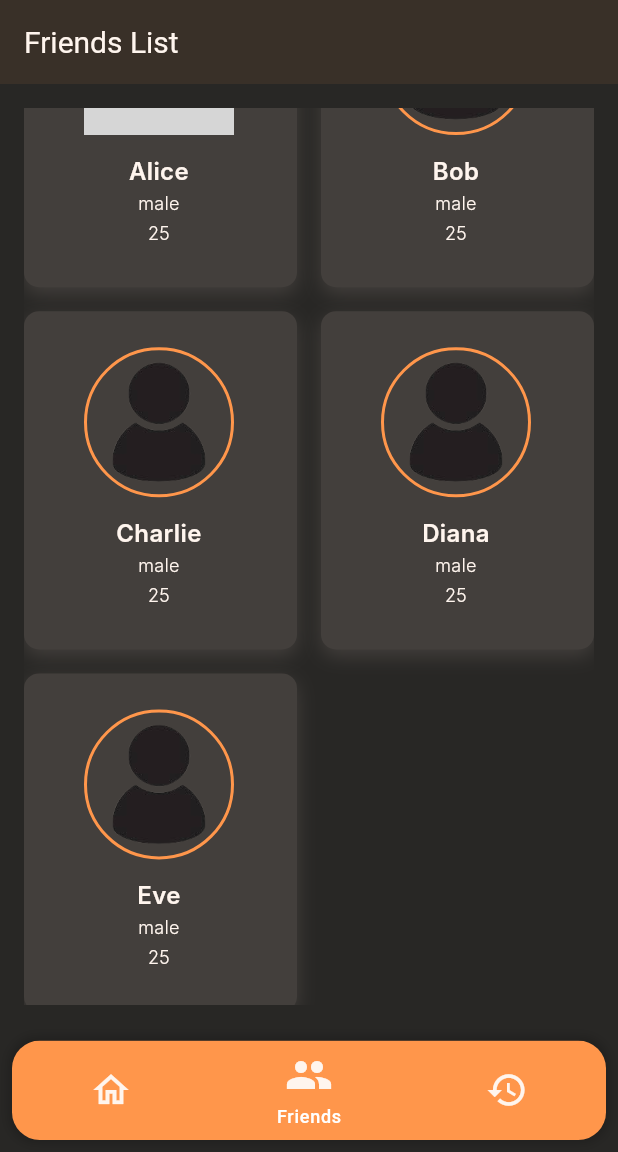
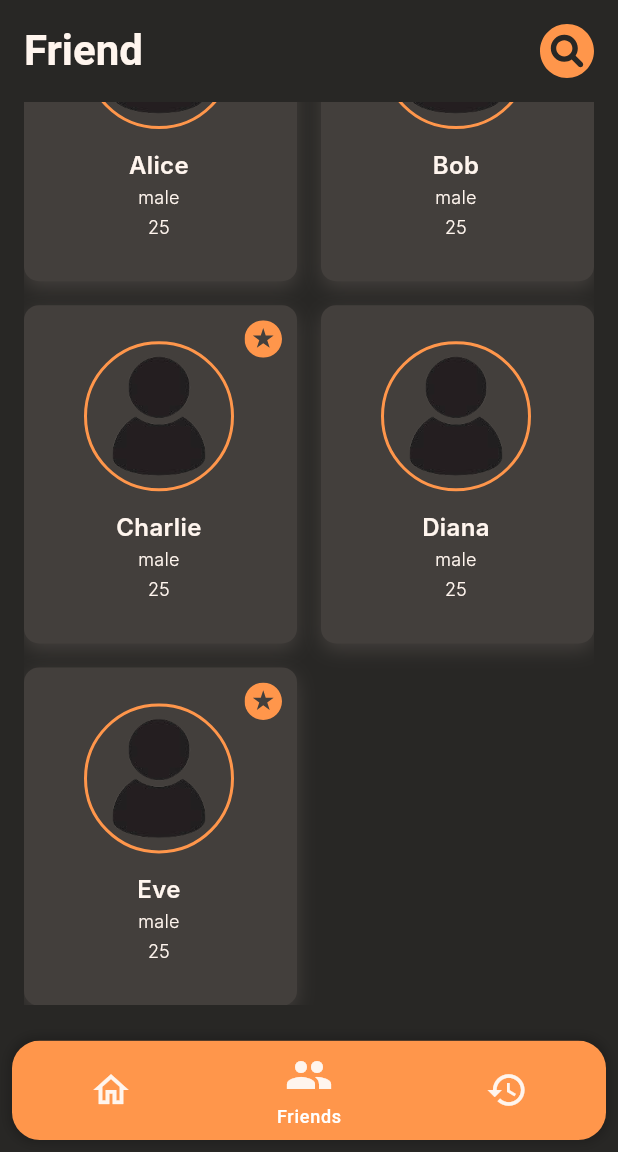
Before and after one commit to Sidd1374/Anonymous_Chat_Application, a Flutter app: the screen it shows after launch, item 2 of the bottom bar chosen, scrolled down 106 dp, on a phone screen of 412 x 824 dp, the part 84-1236 px from its top. Run offline on Flutter 3.47's test engine with Material 3 defaults, Android fonts, the phone set to English and light mode, and no system bars; our stand-ins replace device_preview, firebase_auth, firebase_core, flutter_screenutil, flutter_svg, google_sign_in and 3 more; accounts and stored records are empty; Roboto replaces fonts that are missing (Inter); grey boxes are pictures that could not be loaded.

Commit message:
added erified logo to User In friend list

```diff
--- a/lib/views/home/friends_list.dart
+++ b/lib/views/home/friends_list.dart
@@ -1,4 +1,5 @@
 import 'package:flutter/material.dart';
+import 'package:flutter_svg/flutter_svg.dart';
 import 'package:veil_chat_application/views/chat/chat_area.dart';
 import '../../widgets/user_card.dart' as uc;
 
@@ -7,21 +8,75 @@ class FriendsPage extends StatelessWidget {
 
   @override
   Widget build(BuildContext context) {
-    // Example list of users; replace with your actual user data
     final List<Map<String, String>> users = [
-      {'name': 'Alice', 'image': 'assests/Profile_image.png'},
-      {'name': 'Bob', 'image': 'assets/Profile_image.png'},
-      {'name': 'Charlie', 'image': 'assets/Profile_image.png'},
-      {'name': 'Diana', 'image': 'assets/Profile_image.png'},
-      {'name': 'Eve', 'image': 'assets/Profile_image.png'},
+      {
+        'name': 'Alice',
+        'image': 'assets/Profile_image.png',
+        'isLevel2Verified': 'true',
+        'address': '123 Main St'
+      },
+      {
+        'name': 'Bob',
+        'image': 'assets/Profile_image.png',
+        'isLevel2Verified': 'false',
+        'address': '456 Elm St'
+      },
+      {
+        'name': 'Charlie',
+        'image': 'assets/Profile_image.png',
+        'isLevel2Verified': 'true',
+        'address': '789 Oak St'
+      },
+      {
+        'name': 'Diana',
+        'image': 'assets/Profile_image.png',
+        'isLevel2Verified': 'false',
+        'address': '321 Pine St'
+      },
+      {
+        'name': 'Eve',
+        'image': 'assets/Profile_image.png',
+        'isLevel2Verified': 'true',
+        'address': '654 Maple St'
+      },
     ];
 
-    return Scaffold(
-      appBar: AppBar(
-        title: const Text('Friends List'),
+    return Padding(
+      padding: const EdgeInsets.all(16.0),
+      child: Column(
+        children: [
+          // Row with left-aligned title and right-aligned logo
+          Row(
+            children: [
+              Expanded(
+                child: Text(
+                  "Friend",
+                  style: Theme.of(context).textTheme.titleLarge?.copyWith(
+                        fontWeight: FontWeight.bold,
+                        fontSize: 28,
                       ),
-      body: Padding(
-        padding: const EdgeInsets.all(16.0),
+                ),
+              ),
+
+              GestureDetector(
+                onTap: () {
+                  Navigator.push(
+                    context,
+                    MaterialPageRoute(
+                      builder: (context) => ChatArea(),
+                    ),
+                  );
+                },
+                child: SvgPicture.asset(
+                  "assets/icons/icon_search.svg", // Change this path to your logo
+                  height: 36,
+                  width: 36,
+                ),
+              ),
+            ],
+          ),
+          const SizedBox(height: 16),
+          Expanded(
             child: GridView.builder(
               shrinkWrap: true,
               itemCount: users.length,
@@ -38,18 +93,19 @@ class FriendsPage extends StatelessWidget {
                   gender: "male",
                   age: "25",
                   imagePath: user['image']!,
+                  isLevel2Verified: user['isLevel2Verified'] == 'true',
+                  address: user['address'] ?? '',
                   onPressed: () {
-                Navigator.push(
-                  context,
-                  MaterialPageRoute(
-                    builder: (context) => ChatArea(),
-                  ),
+                    ScaffoldMessenger.of(context).showSnackBar(
+                      SnackBar(content: Text('Calling ${user['name']}...')),
                     );
                   },
                 );
               },
             ),
           ),
+        ],
+      ),
     );
   }
 }
--- a/lib/widgets/user_card.dart
+++ b/lib/widgets/user_card.dart
@@ -1,4 +1,5 @@
 import 'package:flutter/material.dart';
+import 'package:flutter_svg/flutter_svg.dart';
 import 'package:veil_chat_application/core/app_theme.dart';
 
 class UserCard extends StatelessWidget {
@@ -6,6 +7,8 @@ class UserCard extends StatelessWidget {
   final String gender;
   final String age;
   final String imagePath;
+  final bool isLevel2Verified;
+  final String? address;
   final VoidCallback? onPressed;
 
   const UserCard({
@@ -14,6 +17,8 @@ class UserCard extends StatelessWidget {
     required this.gender,
     required this.age,
     required this.imagePath,
+    this.isLevel2Verified = false,
+    this.address,
     this.onPressed,
   });
 
@@ -25,7 +30,7 @@ class UserCard extends StatelessWidget {
       onTap: onPressed,
       child: Container(
         width: 180,
-        height: 223,
+        height: 243,
         clipBehavior: Clip.antiAlias,
         decoration: ShapeDecoration(
           color: Theme.of(context).colorScheme.secondary,
@@ -122,12 +127,35 @@ class UserCard extends StatelessWidget {
                 ),
               ),
             ),
-            // Placeholder for badge or icon
-            Positioned(
-              left: 144,
-              top: 16,
-              child: Container(width: 20, height: 20, child: Stack()),
-            ),
+            // Level 2 Verification Logo (SVG) on top right
+            if (isLevel2Verified)
+              Positioned(
+                right: 10,
+                top: 10,
+                child: SvgPicture.asset(
+                  'assets/icons/icon_verified.svg', // Change path as needed
+                  width: 25,
+                  height: 25,
+                ),
+              ),
+            // // Address (if verified)
+            // if (isLevel2Verified && address != null && address!.isNotEmpty)
+            //   Positioned(
+            //     left: 10,
+            //     bottom: 8,
+            //     right: 10,
+            //     child: Text(
+            //       address!,
+            //       textAlign: TextAlign.center,
+            //       style: TextStyle(
+            //         color: AppTheme.cardAddressColor(context),
+            //         fontSize: 11,
+            //         fontWeight: FontWeight.w400,
+            //       ),
+            //       maxLines: 2,
+            //       overflow: TextOverflow.ellipsis,
+            //     ),
+            //   ),
           ],
         ),
       ),
--- a/pubspec.yaml
+++ b/pubspec.yaml
@@ -46,9 +46,10 @@ dependencies:
   firebase_storage: ^12.4.5
   firebase_app_check: ^0.3.2+5
   shared_preferences: ^2.5.3
-  google_sign_in: ^6.3.0
+  google_sign_in: ^6.1.5
   device_preview: ^1.2.0
   path_provider: ^2.1.5
+  cloud_firestore: ^5.6.10
 
 
 dev_dependencies:
```
Also changed, not shown: pubspec.lock, 2 other files. Lines whose indentation alone changed are shown as unchanged.
